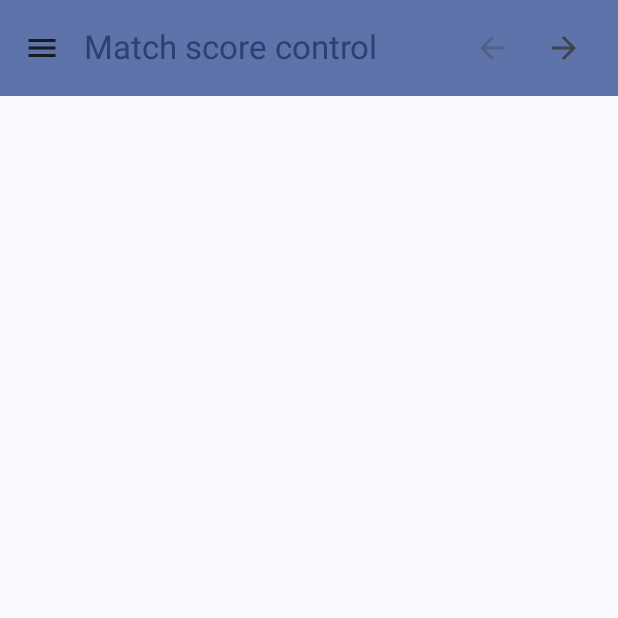
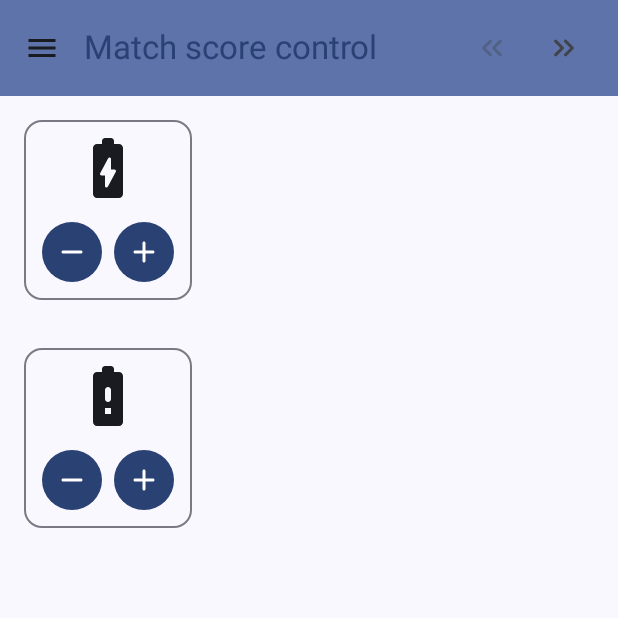
Before and after one commit to MadeByIToncek/CVSS_Client, an Android app built with Jetpack Compose: the ScoreControlActivity screen opened directly, with no data from a screen before it, on a phone screen of 412 x 824 dp, the top half of it. Run offline under Robolectric (Android 15) with nearby library versions, the phone set to English and light mode, and no system bars; 5 statements that could not run were skipped.

Commit message:
Scoring control icons

```diff
--- a/app/build.gradle.kts
+++ b/app/build.gradle.kts
@@ -59,6 +59,8 @@ dependencies {
     implementation(libs.androidx.material3)
     implementation(libs.okhttp)
     implementation(libs.json)
+    implementation(libs.androidx.material.icons.core)
+    implementation(libs.androidx.material.icons.extended)
     testImplementation(libs.junit)
     androidTestImplementation(libs.androidx.junit)
     androidTestImplementation(libs.androidx.espresso.core)
--- a/app/src/main/java/space/itoncek/cvss/client/api/OverlayPart.java
+++ /dev/null
@@ -1 +0,0 @@
-package space.itoncek.cvss.client.api;
--- a/app/src/main/java/space/itoncek/cvss/client/play/ScoreControlActivity.kt
+++ b/app/src/main/java/space/itoncek/cvss/client/play/ScoreControlActivity.kt
@@ -7,19 +7,38 @@ import androidx.activity.ComponentActivity
 import androidx.activity.compose.setContent
 import androidx.activity.enableEdgeToEdge
 import androidx.compose.foundation.background
+import androidx.compose.foundation.layout.Box
+import androidx.compose.foundation.layout.Column
 import androidx.compose.foundation.layout.Row
 import androidx.compose.foundation.layout.fillMaxSize
 import androidx.compose.foundation.layout.padding
+import androidx.compose.foundation.layout.size
+import androidx.compose.foundation.layout.wrapContentSize
 import androidx.compose.material.icons.Icons
 import androidx.compose.material.icons.filled.ArrowBack
 import androidx.compose.material.icons.filled.ArrowForward
 import androidx.compose.material.icons.filled.Menu
+import androidx.compose.material.icons.outlined.Battery2Bar
+import androidx.compose.material.icons.outlined.BatteryAlert
+import androidx.compose.material.icons.rounded.Add
+import androidx.compose.material.icons.rounded.ArrowBack
+import androidx.compose.material.icons.rounded.ArrowForward
+import androidx.compose.material.icons.rounded.Battery1Bar
+import androidx.compose.material.icons.rounded.BatteryAlert
+import androidx.compose.material.icons.rounded.BatteryChargingFull
+import androidx.compose.material.icons.rounded.ChargingStation
+import androidx.compose.material.icons.rounded.KeyboardDoubleArrowLeft
+import androidx.compose.material.icons.rounded.KeyboardDoubleArrowRight
+import androidx.compose.material.icons.rounded.Remove
+import androidx.compose.material.icons.twotone.Battery2Bar
 import androidx.compose.material3.DrawerValue
 import androidx.compose.material3.ExperimentalMaterial3Api
+import androidx.compose.material3.FilledIconButton
 import androidx.compose.material3.Icon
 import androidx.compose.material3.IconButton
 import androidx.compose.material3.MaterialTheme
 import androidx.compose.material3.ModalNavigationDrawer
+import androidx.compose.material3.OutlinedCard
 import androidx.compose.material3.Scaffold
 import androidx.compose.material3.Text
 import androidx.compose.material3.TopAppBar
@@ -32,7 +51,9 @@ import androidx.compose.runtime.mutableStateOf
 import androidx.compose.runtime.remember
 import androidx.compose.runtime.rememberCoroutineScope
 import androidx.compose.runtime.setValue
+import androidx.compose.ui.Alignment
 import androidx.compose.ui.Modifier
+import androidx.compose.ui.graphics.vector.ImageVector
 import androidx.compose.ui.platform.LocalContext
 import androidx.compose.ui.platform.LocalInspectionMode
 import androidx.compose.ui.tooling.preview.Preview
@@ -110,18 +131,25 @@ fun ScoreControl() {
                             IconButton(onClick = {
                                 field = false
                             }, enabled = field) {
-                                Icon(Icons.Filled.ArrowBack, "Switch to left field")
+                                Icon(Icons.Rounded.KeyboardDoubleArrowLeft, "Switch to left field")
                             }
                             IconButton(onClick = {
                                 field = true
                             }, enabled = !field) {
-                                Icon(Icons.Filled.ArrowForward, "Switch to right field")
+                                Icon(Icons.Rounded.KeyboardDoubleArrowRight, "Switch to right field")
                             }
                         }
                     }
                 )
             }
         ) { innerPadding ->
+            Box(modifier = Modifier.padding(innerPadding)) {
+                if (!field) {
+                    GenerateLeftField();
+                } else {
+                    GenerateRightField();
+                }
+            }
         }
         val dev = LocalInspectionMode.current;
         DisposableEffect(LocalContext.current) {
@@ -177,27 +205,69 @@ fun ScoreControl() {
     }
 }
 
-@Preview(
-    name = "Dynamic Red Dark",
-    group = "dark",
-    showBackground = true,
-    uiMode = Configuration.UI_MODE_NIGHT_YES or Configuration.UI_MODE_TYPE_NORMAL,
-    wallpaper = Wallpapers.RED_DOMINATED_EXAMPLE
-)
-@Preview(
-    name = "Dynamic Green Dark",
-    group = "dark",
-    showBackground = true,
-    uiMode = Configuration.UI_MODE_NIGHT_YES or Configuration.UI_MODE_TYPE_NORMAL,
-    wallpaper = Wallpapers.GREEN_DOMINATED_EXAMPLE
-)
-@Preview(
-    name = "Dynamic Yellow Dark",
-    group = "dark",
-    showBackground = true,
-    uiMode = Configuration.UI_MODE_NIGHT_YES or Configuration.UI_MODE_TYPE_NORMAL,
-    wallpaper = Wallpapers.YELLOW_DOMINATED_EXAMPLE
-)
+@Composable
+fun GenerateRightField() {
+
+}
+
+@Composable
+fun GenerateLeftField() {
+    Column {
+        GenerateScoringBox(Icons.Rounded.BatteryChargingFull, {}, {})
+        GenerateScoringBox(Icons.Rounded.BatteryAlert, {}, {})
+    }
+}
+
+@Composable
+fun GenerateScoringBox(icon: ImageVector, add: () -> Unit, remove: () -> Unit) {
+    Box(
+        modifier = Modifier.padding(16.dp)
+    ) {
+        OutlinedCard(
+            modifier = Modifier.wrapContentSize()
+        ) {
+            Column (
+                horizontalAlignment = Alignment.CenterHorizontally,
+                modifier = Modifier.padding(8.dp)
+            ) {
+                Icon(icon, contentDescription = icon.name, modifier = Modifier.padding(bottom = 8.dp).size(48.dp))
+                Row(
+                    verticalAlignment = Alignment.CenterVertically
+                ) {
+                    FilledIconButton(onClick = remove) {
+                        Icon(Icons.Rounded.Remove, contentDescription = "Remove")
+                    }
+                    FilledIconButton(onClick = add) {
+                        Icon(Icons.Rounded.Add, contentDescription = "Add")
+                    }
+                }
+            }
+        }
+    }
+}
+
+//
+//@Preview(
+//    name = "Dynamic Red Dark",
+//    group = "dark",
+//    showBackground = true,
+//    uiMode = Configuration.UI_MODE_NIGHT_YES or Configuration.UI_MODE_TYPE_NORMAL,
+//    wallpaper = Wallpapers.RED_DOMINATED_EXAMPLE
+//)
+//@Preview(
+//    name = "Dynamic Green Dark",
+//    group = "dark",
+//    showBackground = true,
+//    uiMode = Configuration.UI_MODE_NIGHT_YES or Configuration.UI_MODE_TYPE_NORMAL,
+//    wallpaper = Wallpapers.GREEN_DOMINATED_EXAMPLE
+//)
+//@Preview(
+//    name = "Dynamic Yellow Dark",
+//    group = "dark",
+//    showBackground = true,
+//    uiMode = Configuration.UI_MODE_NIGHT_YES or Configuration.UI_MODE_TYPE_NORMAL,
+//    wallpaper = Wallpapers.YELLOW_DOMINATED_EXAMPLE
+//)
 @Preview(
     name = "Dynamic Blue Dark",
     group = "dark",
@@ -205,34 +275,34 @@ fun ScoreControl() {
     uiMode = Configuration.UI_MODE_NIGHT_YES or Configuration.UI_MODE_TYPE_NORMAL,
     wallpaper = Wallpapers.BLUE_DOMINATED_EXAMPLE
 )
-@Preview(
-    name = "Dynamic Red Light",
-    group = "light",
-    showBackground = true,
-    uiMode = Configuration.UI_MODE_NIGHT_NO or Configuration.UI_MODE_TYPE_NORMAL,
-    wallpaper = Wallpapers.RED_DOMINATED_EXAMPLE
-)
-@Preview(
-    name = "Dynamic Green Light",
-    group = "light",
-    showBackground = true,
-    uiMode = Configuration.UI_MODE_NIGHT_NO or Configuration.UI_MODE_TYPE_NORMAL,
-    wallpaper = Wallpapers.GREEN_DOMINATED_EXAMPLE
-)
-@Preview(
-    name = "Dynamic Yellow Light",
-    group = "light",
-    showBackground = true,
-    uiMode = Configuration.UI_MODE_NIGHT_NO or Configuration.UI_MODE_TYPE_NORMAL,
-    wallpaper = Wallpapers.YELLOW_DOMINATED_EXAMPLE
-)
-@Preview(
-    name = "Dynamic Blue Light",
-    group = "light",
-    showBackground = true,
-    uiMode = Configuration.UI_MODE_NIGHT_NO or Configuration.UI_MODE_TYPE_NORMAL,
-    wallpaper = Wallpapers.BLUE_DOMINATED_EXAMPLE
-)
+//@Preview(
+//    name = "Dynamic Red Light",
+//    group = "light",
+//    showBackground = true,
+//    uiMode = Configuration.UI_MODE_NIGHT_NO or Configuration.UI_MODE_TYPE_NORMAL,
+//    wallpaper = Wallpapers.RED_DOMINATED_EXAMPLE
+//)
+//@Preview(
+//    name = "Dynamic Green Light",
+//    group = "light",
+//    showBackground = true,
+//    uiMode = Configuration.UI_MODE_NIGHT_NO or Configuration.UI_MODE_TYPE_NORMAL,
+//    wallpaper = Wallpapers.GREEN_DOMINATED_EXAMPLE
+//)
+//@Preview(
+//    name = "Dynamic Yellow Light",
+//    group = "light",
+//    showBackground = true,
+//    uiMode = Configuration.UI_MODE_NIGHT_NO or Configuration.UI_MODE_TYPE_NORMAL,
+//    wallpaper = Wallpapers.YELLOW_DOMINATED_EXAMPLE
+//)
+//@Preview(
+//    name = "Dynamic Blue Light",
+//    group = "light",
+//    showBackground = true,
+//    uiMode = Configuration.UI_MODE_NIGHT_NO or Configuration.UI_MODE_TYPE_NORMAL,
+//    wallpaper = Wallpapers.BLUE_DOMINATED_EXAMPLE
+//)
 @Composable
 fun GreetingPreview3() {
     CVSSClientTheme {
--- a/gradle/libs.versions.toml
+++ b/gradle/libs.versions.toml
@@ -14,6 +14,8 @@ json = "20250107"
 
 [libraries]
 androidx-core-ktx = { group = "androidx.core", name = "core-ktx", version.ref = "coreKtx" }
+androidx-material-icons-core = { module = "androidx.compose.material:material-icons-core" }
+androidx-material-icons-extended = { module = "androidx.compose.material:material-icons-extended" }
 junit = { group = "junit", name = "junit", version.ref = "junit" }
 androidx-junit = { group = "androidx.test.ext", name = "junit", version.ref = "junitVersion" }
 androidx-espresso-core = { group = "androidx.test.espresso", name = "espresso-core", version.ref = "espressoCore" }
```
